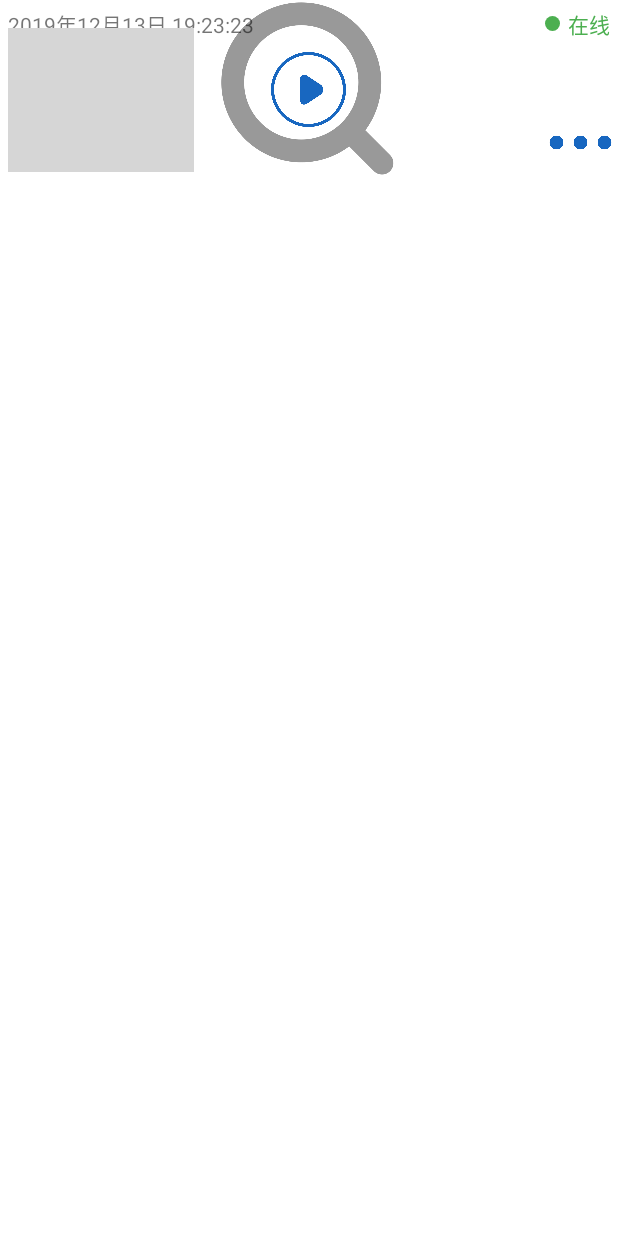
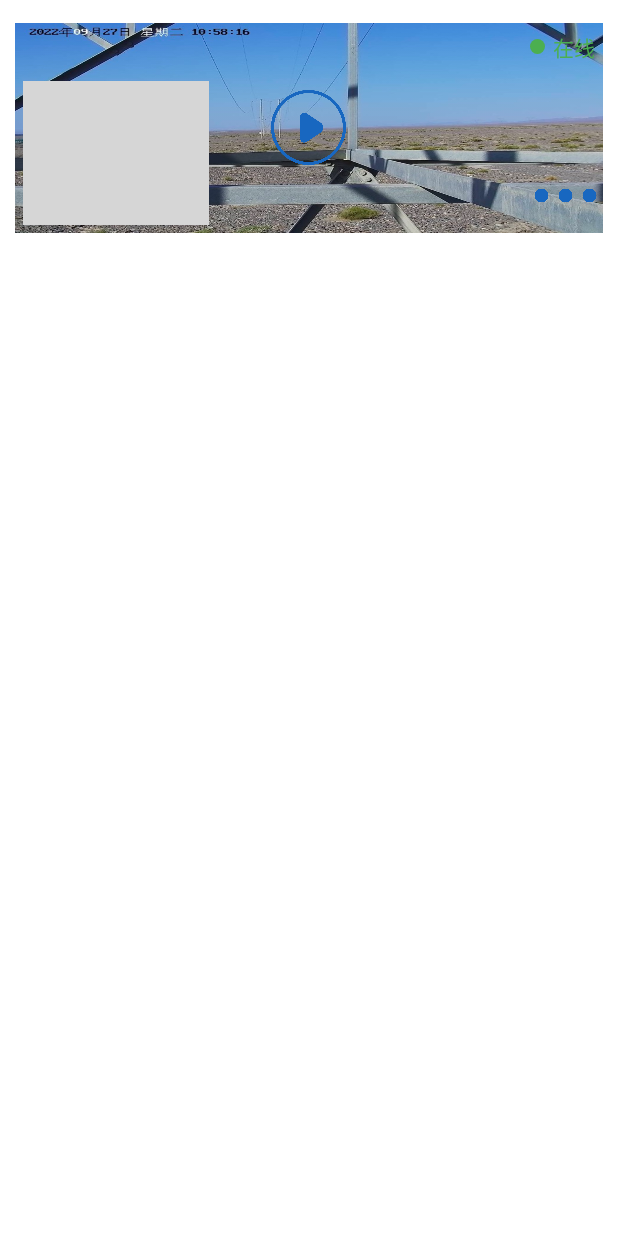
Before and after one commit to 819slw/newDataMonitor, an Android app: the layout item_video_layout.xml on its own in the app's theme, with its tools: preview values and no code run, on a phone screen of 412 x 824 dp. Run offline under Robolectric (Android 15) with nearby library versions, the phone set to English and light mode, and no system bars; grey boxes are pictures that could not be loaded.

Commit message:
fix:完成首页列表的前端假数据展示

```diff
--- a/app/src/main/AndroidManifest.xml
+++ b/app/src/main/AndroidManifest.xml
@@ -2,7 +2,7 @@
 <manifest xmlns:android="http://schemas.android.com/apk/res/android"
     xmlns:tools="http://schemas.android.com/tools"
     package="com.shilinwei.videomonitor">
-
+    <uses-permission android:name="android.permission.INTERNET"/>
     <application
         android:allowBackup="true"
         android:dataExtractionRules="@xml/data_extraction_rules"
--- /dev/null
+++ b/app/src/main/res/drawable/circle_red.xml
@@ -0,0 +1,5 @@
+<?xml version="1.0" encoding="utf-8"?>
+<shape xmlns:android="http://schemas.android.com/apk/res/android">
+    <corners android:radius="5dp"/>
+    <solid android:color="#F44336"/>
+</shape>
--- a/app/src/main/res/layout/item_video_layout.xml
+++ b/app/src/main/res/layout/item_video_layout.xml
@@ -3,23 +3,21 @@
     android:layout_width="match_parent"
     xmlns:app="http://schemas.android.com/apk/res-auto"
     app:layout_constraintCircleRadius="1.5dp"
-    android:layout_height="120dp">
+    android:layout_marginTop="15dp"
+    android:layout_marginLeft="10dp"
+    android:layout_marginRight="10dp"
+    android:layout_height="140dp">
 
     <ImageView
         android:id="@+id/iv_video_poster"
         android:layout_width="match_parent"
         android:layout_height="match_parent"
-        android:src="@mipmap/search_icon"></ImageView>
+        android:scaleType="fitXY"
+        android:src="@mipmap/bk"></ImageView>
+
 
     <TextView
-        android:layout_width="wrap_content"
-        android:layout_height="wrap_content"
-        android:layout_alignParentTop="true"
-        android:layout_marginLeft="5dp"
-        android:layout_marginTop="5dp"
-        android:text="2019年12月13日 19:23:23"></TextView>
-
-    <TextView
+        android:id="@+id/tv_devicename"
         android:layout_width="wrap_content"
         android:layout_height="wrap_content"
         android:text="我是撒打算打算打算"
@@ -48,6 +46,7 @@
         android:layout_marginRight="5dp">
 
         <TextView
+            android:id="@+id/tv_circle"
             android:layout_width="10dp"
             android:layout_height="10dp"
             android:layout_marginRight="5dp"
@@ -55,6 +54,7 @@
             android:background="@drawable/circle"></TextView>
 
         <TextView
+            android:id="@+id/tv_isonline"
             android:layout_width="wrap_content"
             android:layout_height="wrap_content"
             android:layout_alignParentRight="true"
```
Also changed, not shown: app/src/main/java/com/shilinwei/videomonitor/adapter/OutDestructionAdapter.java (added, +103 -0 lines), app/src/main/java/com/shilinwei/videomonitor/entity/OutDestructionEntity.java (added, +43 -0 lines), app/src/main/java/com/shilinwei/videomonitor/fragment/OutDestructionFragment.java (+55 -24 lines), app/src/main/res/mipmap-mdpi/bk.jpeg (added), app/src/main/res/mipmap-mdpi/img.png (added), app/src/main/res/mipmap-mdpi/img_1.png (added).
